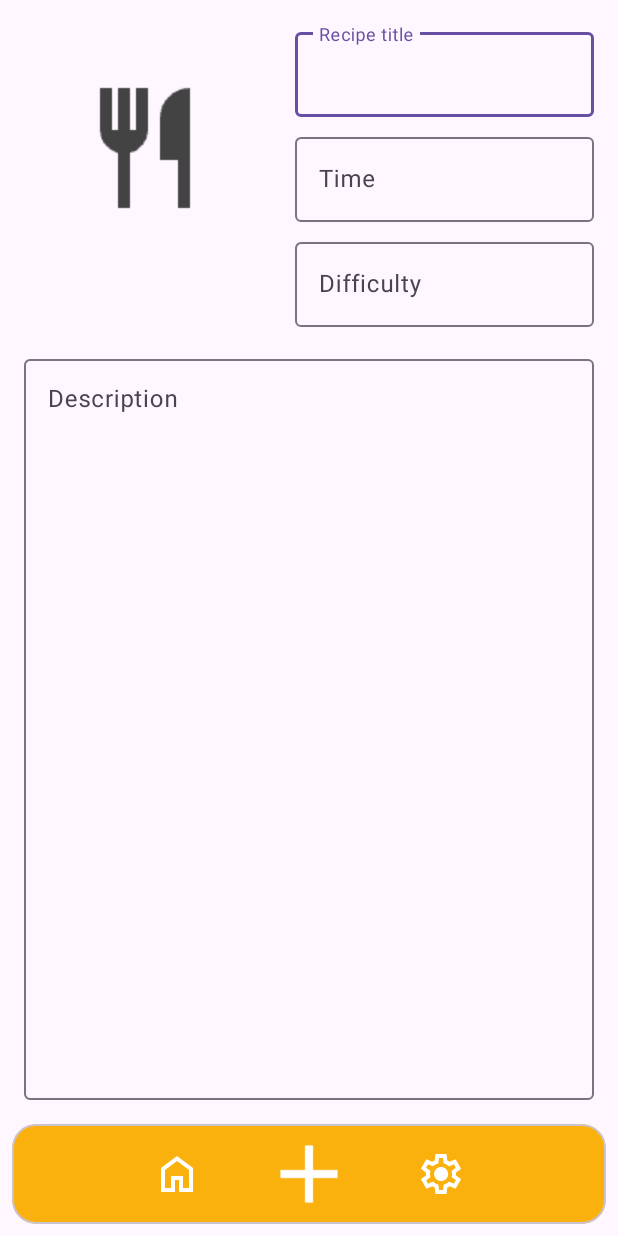
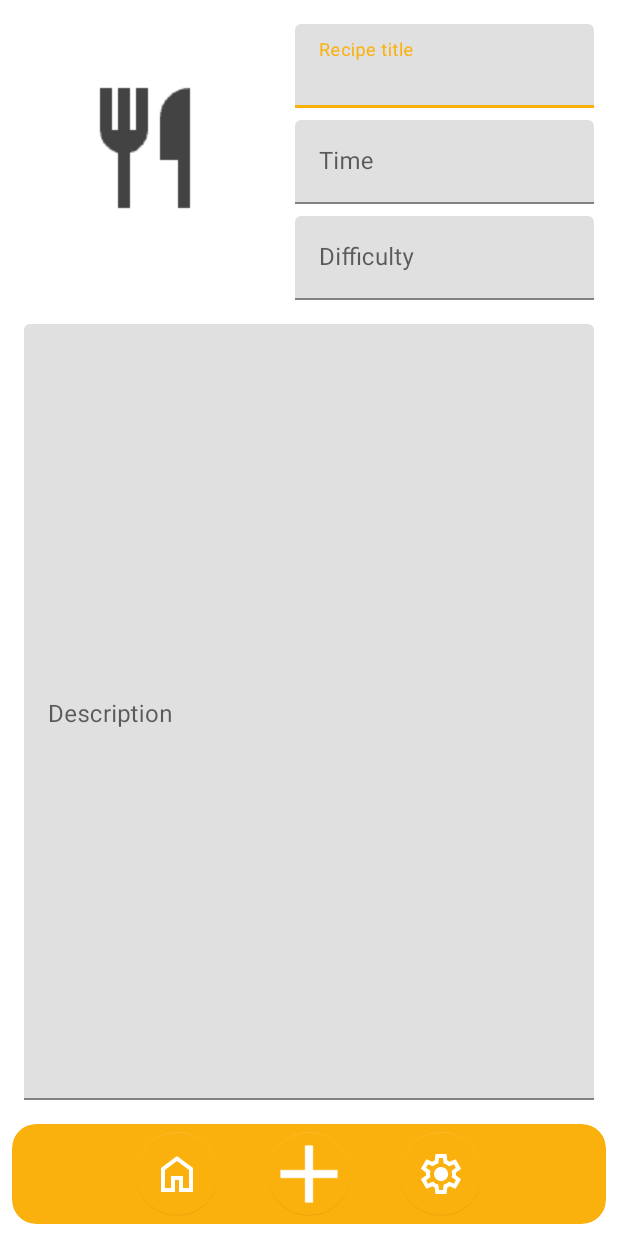
Before and after one commit to andymeneguzzo/RecipeManager, an Android app: the AddRecipeActivity screen opened directly, with no data from a screen before it, on a phone screen of 412 x 824 dp. Run offline under Robolectric (Android 15) with nearby library versions, the phone set to English and light mode, and no system bars; Roboto replaces fonts that are not available here.

Commit message:
Create themes

```diff
--- a/app/src/main/res/values-night/themes.xml
+++ b/app/src/main/res/values-night/themes.xml
@@ -1,7 +1,23 @@
 <resources xmlns:tools="http://schemas.android.com/tools">
     <!-- Base application theme. -->
-    <style name="Base.Theme.RecipeManager" parent="Theme.Material3.DayNight.NoActionBar">
-        <!-- Customize your dark theme here. -->
-        <!-- <item name="colorPrimary">@color/my_dark_primary</item> -->
+    <style name="Theme.RecipeManager" parent="Theme.MaterialComponents.DayNight.NoActionBar">
+        <!-- Colori primari (rimangono coerenti) -->
+        <item name="colorPrimary">@color/top_bottom_bar_background</item>
+        <item name="colorPrimaryVariant">@color/recipies</item>
+        <item name="colorOnPrimary">@color/white</item>
+
+        <!-- Colori secondari -->
+        <item name="colorSecondary">@color/top_bottom_bar_background</item>
+        <item name="colorSecondaryVariant">@color/recipies</item>
+        <item name="colorOnSecondary">@color/white</item>
+
+        <!-- Background e Surface: usiamo un colore scuro -->
+        <item name="android:colorBackground">@color/black</item>
+        <item name="colorSurface">@color/black</item>
+
+        <!-- Colori dei testi: testi chiari su sfondo scuro -->
+        <item name="android:textColorPrimary">@color/white</item>
+        <item name="android:textColorSecondary">@color/white</item>
+        <item name="android:editTextColor">@color/top_bottom_bar_background</item>
     </style>
 </resources>
--- a/app/src/main/res/values/themes.xml
+++ b/app/src/main/res/values/themes.xml
@@ -1,8 +1,24 @@
 <resources xmlns:tools="http://schemas.android.com/tools">
     <!-- Base application theme. -->
-    <style name="Theme.RecipeManager" parent="Theme.Material3.DayNight.NoActionBar">
-        <!-- Customize your light theme here. -->
-        <!-- <item name="colorPrimary">@color/my_light_primary</item> -->
+    <style name="Theme.RecipeManager" parent="Theme.MaterialComponents.Light.NoActionBar">
+        <!-- Colori primari -->
+        <item name="colorPrimary">@color/top_bottom_bar_background</item>
+        <item name="colorPrimaryVariant">@color/recipies</item>
+        <item name="colorOnPrimary">@color/white</item>
+
+        <!-- Colori secondari -->
+        <item name="colorSecondary">@color/top_bottom_bar_background</item>
+        <item name="colorSecondaryVariant">@color/recipies</item>
+        <item name="colorOnSecondary">@color/white</item>
+
+        <!-- Background e Surface -->
+        <item name="android:colorBackground">@color/white</item>
+        <item name="colorSurface">@color/white</item>
+
+        <!-- Colori dei testi -->
+        <item name="android:textColorPrimary">@color/text_color_not_white</item>
+        <item name="android:textColorSecondary">@color/text_color_not_white</item>
+        <item name="android:editTextColor">@color/top_bottom_bar_background</item>
     </style>
 
 </resources>
```
